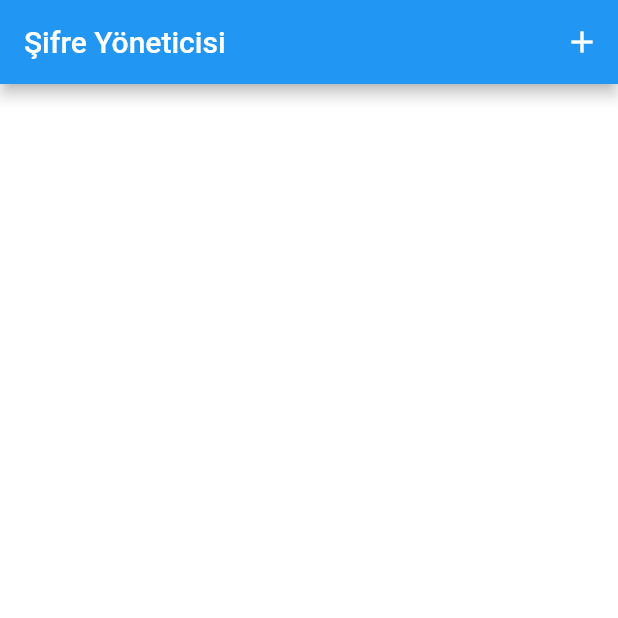
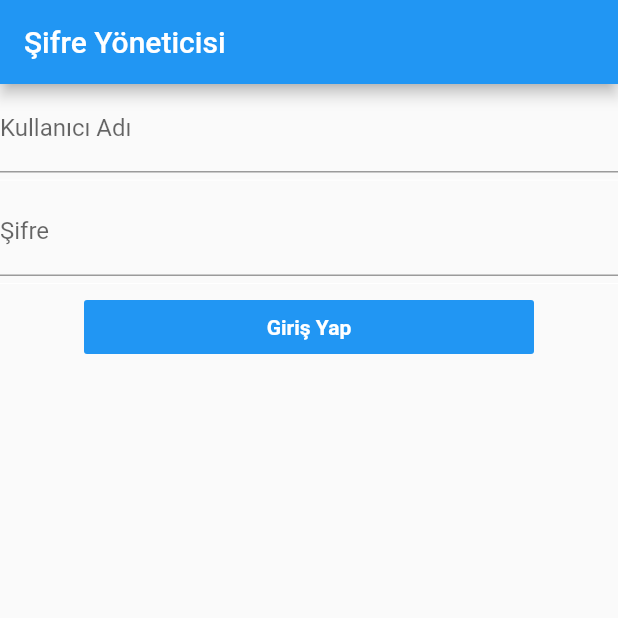
Before and after one commit to dogancignakli/Flutter, a Flutter app: the screen it shows after launch, on a phone screen of 412 x 824 dp, the top half of it. Run offline on Flutter 3.47's test engine with Material 2 defaults, Android fonts, the phone set to English and light mode, and no system bars; our stand-ins replace toast.

Commit message:
LoginScreen-Adding

```diff
--- a/lib/main.dart
+++ b/lib/main.dart
@@ -1,14 +1,16 @@
 
 
 
+import 'package:password_manager/ui/login_screen.dart';
 import 'package:password_manager/ui/main_screen.dart';
 import 'package:flutter/material.dart';
+import 'package:password_manager/ui/login_screen.dart';
 
 
 
 
 
 void main() {
-  runApp(MasterScreen()
+  runApp(LoginScreenMaterial()
   );
 }
--- a/lib/ui/entry_screen.dart
+++ b/lib/ui/entry_screen.dart
@@ -32,7 +32,7 @@ class _EntryScreen extends State<EntryScreen> {
     password = passWordController.text;
     return Scaffold(
       appBar: AppBar(
-        title: Text("Şifre Ekleme Ekranı"),
+        title: Text("Şifre Ekle"),
       ),
       body: Column(
         mainAxisAlignment: MainAxisAlignment.start,
--- /dev/null
+++ b/lib/ui/login_screen.dart
@@ -0,0 +1,96 @@
+import 'package:flutter/material.dart';
+
+class LoginScreenMaterial extends StatelessWidget {
+  @override
+  Widget build(BuildContext context) {
+    // TODO: implement build
+    return MaterialApp(
+      debugShowCheckedModeBanner: false,
+      home: LoginScreen(),
+    );
+  }
+}
+
+class LoginScreen extends StatefulWidget {
+  _LoginScreenState createState() => _LoginScreenState();
+}
+
+class _LoginScreenState extends State<LoginScreen> {
+  final userNameController = TextEditingController();
+  final passWordController = TextEditingController();
+
+  @override
+  void Dispose() {
+    userNameController.dispose();
+    passWordController.dispose();
+    super.dispose();
+  }
+
+  @override
+  Widget build(BuildContext context) {
+    // TODO: implement build
+    return Scaffold(
+      appBar: AppBar(
+        title: Text("Şifre Yöneticisi"),
+      ),
+      body: Column(
+        children: <Widget>[
+          TextField(
+            controller: userNameController,
+            decoration: InputDecoration(labelText: "Kullanıcı Adı"),
+          ),
+          Divider(
+            height: 10,
+            color: Colors.white,
+          ),
+          TextField(
+            controller: passWordController,
+            decoration: InputDecoration(labelText: "Şifre"),
+          ),
+          Divider(
+            height: 10,
+            color: Colors.white,
+          ),
+          FlatButton(
+            minWidth: 300,
+            onPressed: () {},
+            child: Text("Giriş Yap", style: TextStyle(fontWeight: FontWeight.bold,color: Colors.white)),
+            color: Colors.blue,
+          ),
+        ],
+      ),
+    );
+  }
+}
+
+class MasterUser {
+  String _masterUserName;
+  String _masterPassWord;
+
+  /*Getter Methods*/
+  String get MasterUserName {
+    return _masterUserName;
+  }
+
+  String get MasterPassWord {
+    return _masterPassWord;
+  }
+
+  /*Setter Methods*/
+
+  set MasterUserName(String userName) {
+    if (userName != "") {
+      this._masterUserName = userName;
+    } else {
+      this._masterUserName = "UNDEFINED";
+    }
+  }
+
+  set MasterPassWord(String passWord) {
+    if (passWord != "") {
+      this._masterPassWord = passWord;
+    } else {
+      this._masterPassWord = "UNDEFINED";
+    }
+  }
+}
```
Also changed, not shown: lib/ui/main_screen.dart (+11 -3 lines).
